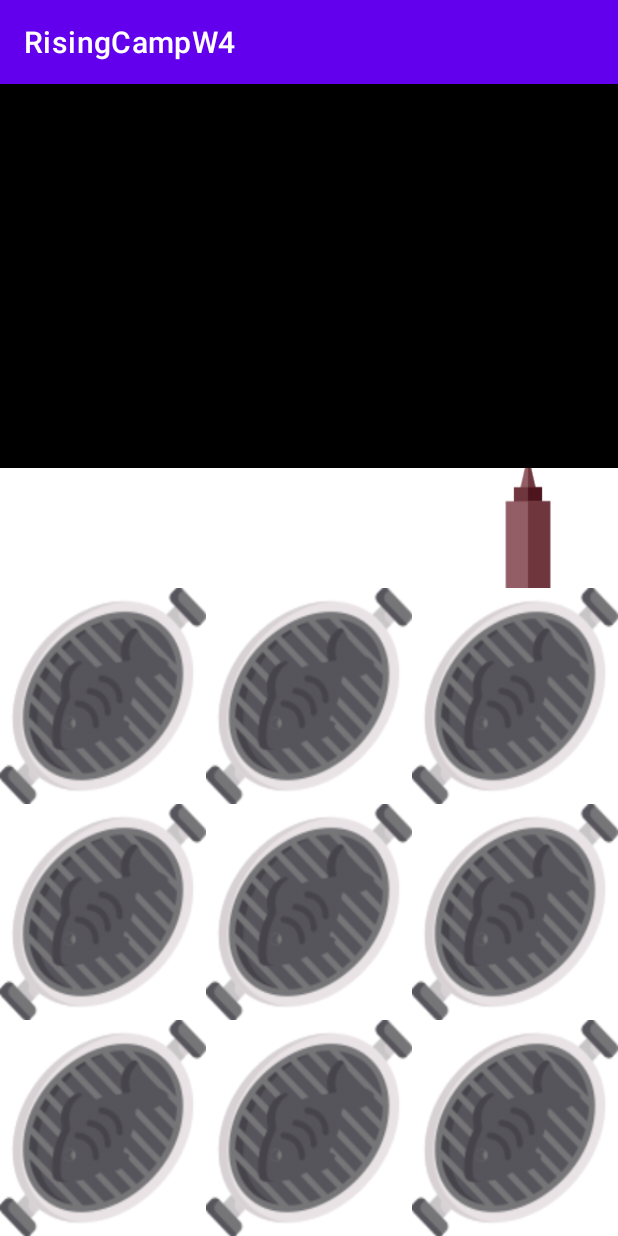
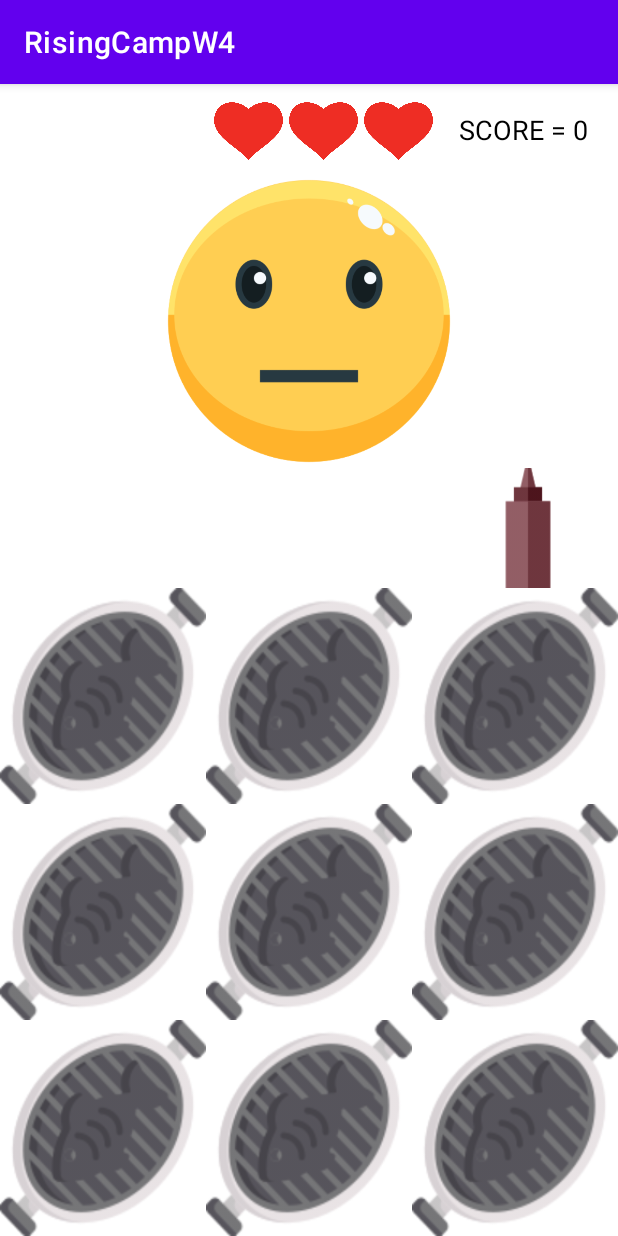
Before and after one commit to DHKINGG/RisingCampW4, an Android app: the screen it shows after launch (MainActivity), on a phone screen of 412 x 824 dp. Run offline under Robolectric (Android 15) with nearby library versions, the phone set to English and light mode, and no system bars.

Commit message:
점수, 목숨 구현

```diff
--- a/app/src/main/java/com/example/risingcampw4/Fragment/GrillFragment.kt
+++ b/app/src/main/java/com/example/risingcampw4/Fragment/GrillFragment.kt
@@ -3,11 +3,13 @@ package com.example.risingcampw4.Fragment
 import android.util.Log
 import android.view.View
 import android.widget.ImageView
+import androidx.lifecycle.ViewModelProvider
 import com.example.risingcampw4.Model.FishBread
 import com.example.risingcampw4.Model.FishBread.Companion.EMPTY_GRILL
 import com.example.risingcampw4.Model.FishBread.Companion.MEDIUM
 import com.example.risingcampw4.Model.FishBread.Companion.RARE
 import com.example.risingcampw4.Model.FishBread.Companion.WELL_DONE
+import com.example.risingcampw4.Model.FragmentViewModel
 import com.example.risingcampw4.R
 import com.example.risingcampw4.databinding.FragmentGrillBinding
 
@@ -17,8 +19,7 @@ class GrillFragment : BaseFragment<FragmentGrillBinding>(FragmentGrillBinding::i
     private var redBeanImageViews = mutableListOf<ImageView>()  // 붕어빵 눈 이미지뷰 배열
     private var redBeanCreamImageViews = mutableListOf<ImageView>() // 붕어빵 위의 크림 이미뷰 배열
     private var isRedBeanBottle = false // 팥 병 선택 여부
-    private var score = 0   // 점수
-    private var heart = 5   // 목숨 개수
+    lateinit var viewModel: FragmentViewModel
 
     override fun initView() {
         super.initView()
@@ -27,11 +28,16 @@ class GrillFragment : BaseFragment<FragmentGrillBinding>(FragmentGrillBinding::i
     }
 
     private fun initData() {
+        initViewModel()
         initGrills()
         initGrillsImageView()
         initRedBeansImageView()
         initRedBeanCreamsImageView()
         setOnClickListener()
+    }
+
+    private fun initViewModel() {
+        viewModel = ViewModelProvider(requireActivity())[FragmentViewModel::class.java]
     }
 
     private fun initGrills() {
@@ -112,7 +118,7 @@ class GrillFragment : BaseFragment<FragmentGrillBinding>(FragmentGrillBinding::i
             try {
                 while(grills[index].breadStatus in 1..3) {
                     Thread.sleep(5000)
-                    if (!grills[index].isTurnOver) {
+                    if (!grills[index].isTurnOver && grills[index].breadStatus > EMPTY_GRILL) {
                         grills[index].breadStatus++
                         activity?.runOnUiThread {
                             changeGrillStatus(index)
@@ -137,7 +143,7 @@ class GrillFragment : BaseFragment<FragmentGrillBinding>(FragmentGrillBinding::i
                 while(grills[index].backBreadStatus in 1..3) {
                     Thread.sleep(5000)
 
-                    if(grills[index].isTurnOver) {
+                    if(grills[index].isTurnOver && grills[index].backBreadStatus > EMPTY_GRILL) {
                         grills[index].backBreadStatus++
                         activity?.runOnUiThread {
                             changeBackGrillStatus(index)
@@ -192,18 +198,14 @@ class GrillFragment : BaseFragment<FragmentGrillBinding>(FragmentGrillBinding::i
     }
 
     private fun takeOutBread(index: Int) {
-        if (grills[index].breadStatus == WELL_DONE && grills[index].backBreadStatus == WELL_DONE && grills[index].isRedBean) {
-            score += 10
-        } else {
-            heart -= 1
-        }
+        val isSuccess = grills[index].breadStatus == WELL_DONE && grills[index].backBreadStatus == WELL_DONE && grills[index].isRedBean
 
         clearBread(index)
         grillImageViews[index].setImageResource(R.drawable.mold)
         redBeanCreamImageViews[index].visibility = View.GONE
         redBeanImageViews[index].visibility = View.GONE
 
-        Log.d("myLog", "score = ${score}, heart = ${heart}")
+        viewModel.sendMessage(isSuccess)
     }
 
     private fun clearBread(index: Int) {
--- /dev/null
+++ b/app/src/main/java/com/example/risingcampw4/Fragment/ScoreFragment.kt
@@ -0,0 +1,44 @@
+package com.example.risingcampw4.Fragment
+
+import android.os.Bundle
+import androidx.fragment.app.Fragment
+import android.view.LayoutInflater
+import android.view.View
+import android.view.ViewGroup
+import androidx.lifecycle.Observer
+import androidx.lifecycle.ViewModelProvider
+import com.example.risingcampw4.Model.FragmentViewModel
+import com.example.risingcampw4.R
+import com.example.risingcampw4.databinding.FragmentGrillBinding
+import com.example.risingcampw4.databinding.FragmentScoreBinding
+
+class ScoreFragment : BaseFragment<FragmentScoreBinding>(FragmentScoreBinding::inflate) {
+    private var score = 0
+    private var heart = 3
+
+    override fun initView() {
+        super.initView()
+
+        val viewModel = ViewModelProvider(requireActivity())[FragmentViewModel::class.java]
+        viewModel.message.observe(viewLifecycleOwner, Observer { getFishBread(it) })
+    }
+
+    private fun getFishBread(isSuccess: Boolean) {
+        if (isSuccess) {
+            score += 10
+            binding.tvScore.text = "SCORE = $score"
+            binding.ivStatus.setImageResource(R.drawable.happy)
+        } else {
+            when (heart) {
+                3 -> binding.ivHeart1.visibility = View.GONE
+                2 -> binding.ivHeart2.visibility = View.GONE
+                1 -> binding.ivHeart3.visibility = View.GONE
+                else -> {
+                    // 게임오버
+                }
+            }
+            heart--
+            binding.ivStatus.setImageResource(R.drawable.furious)
+        }
+    }
+}
--- /dev/null
+++ b/app/src/main/java/com/example/risingcampw4/Model/FragmentViewModel.kt
@@ -0,0 +1,12 @@
+package com.example.risingcampw4.Model
+
+import androidx.lifecycle.MutableLiveData
+import androidx.lifecycle.ViewModel
+
+class FragmentViewModel: ViewModel() {
+    val message = MutableLiveData<Boolean>()
+
+    fun sendMessage(isSuccess: Boolean) {
+        message.value = isSuccess
+    }
+}
--- a/app/src/main/res/layout/activity_main.xml
+++ b/app/src/main/res/layout/activity_main.xml
@@ -8,11 +8,12 @@
     android:orientation="vertical"
     tools:context=".MainActivity">
 
-    <View
+    <androidx.fragment.app.FragmentContainerView
+        android:id="@+id/fm_container_score"
         android:layout_width="match_parent"
         android:layout_height="0dp"
         android:layout_weight="1"
-        android:background="@color/black"/>
+        android:name="com.example.risingcampw4.Fragment.ScoreFragment"/>
 
     <!--  Fragment를 넣기위한 뷰  -->
     <androidx.fragment.app.FragmentContainerView
--- /dev/null
+++ b/app/src/main/res/layout/fragment_score.xml
@@ -0,0 +1,75 @@
+<?xml version="1.0" encoding="utf-8"?>
+<LinearLayout xmlns:android="http://schemas.android.com/apk/res/android"
+    xmlns:tools="http://schemas.android.com/tools"
+    android:layout_width="match_parent"
+    android:layout_height="match_parent"
+    xmlns:app="http://schemas.android.com/apk/res-auto"
+    android:orientation="vertical"
+    tools:context=".Fragment.ScoreFragment">
+
+    <androidx.constraintlayout.widget.ConstraintLayout
+        android:layout_width="match_parent"
+        android:layout_height="60dp">
+
+        <TextView
+            android:id="@+id/tv_score"
+            android:layout_width="wrap_content"
+            android:layout_height="wrap_content"
+            app:layout_constraintTop_toTopOf="parent"
+            app:layout_constraintBottom_toBottomOf="parent"
+            app:layout_constraintRight_toRightOf="parent"
+            android:textColor="@color/black"
+            android:textSize="18dp"
+            android:text="SCORE = 0"
+            android:layout_marginRight="20dp"/>
+
+        <LinearLayout
+            android:layout_width="wrap_content"
+            android:layout_height="wrap_content"
+            android:orientation="horizontal"
+            android:layout_marginRight="15dp"
+            app:layout_constraintTop_toTopOf="parent"
+            app:layout_constraintBottom_toBottomOf="parent"
+            app:layout_constraintRight_toLeftOf="@+id/tv_score">
+
+            <ImageView
+                android:id="@+id/iv_heart1"
+                android:layout_width="50dp"
+                android:layout_height="50dp"
+                android:src="@drawable/heart"/>
+
+            <ImageView
+                android:id="@+id/iv_heart2"
+                android:layout_width="50dp"
+                android:layout_height="50dp"
+                android:src="@drawable/heart"/>
+
+            <ImageView
+                android:id="@+id/iv_heart3"
+                android:layout_width="50dp"
+                android:layout_height="50dp"
+                android:src="@drawable/heart"/>
+
+        </LinearLayout>
+
+    </androidx.constraintlayout.widget.ConstraintLayout>
+
+    <androidx.constraintlayout.widget.ConstraintLayout
+        android:layout_width="match_parent"
+        android:layout_height="0dp"
+        android:layout_weight="1">
+
+        <ImageView
+            android:id="@+id/iv_status"
+            android:layout_width="match_parent"
+            android:layout_height="match_parent"
+            android:scaleType="centerInside"
+            android:src="@drawable/neutral"
+            app:layout_constraintTop_toTopOf="parent"
+            app:layout_constraintBottom_toBottomOf="parent"
+            app:layout_constraintLeft_toLeftOf="parent"
+            app:layout_constraintRight_toRightOf="parent"/>
+
+    </androidx.constraintlayout.widget.ConstraintLayout>
+
+</LinearLayout>
```
Also changed, not shown: app/src/main/res/drawable/furious.png (added), app/src/main/res/drawable/happy.png (added), app/src/main/res/drawable/heart.png (added), app/src/main/res/drawable/neutral.png (added).
